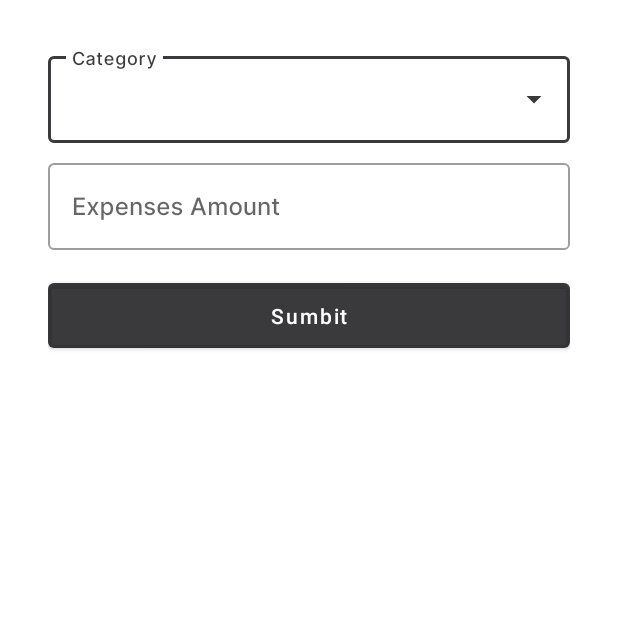
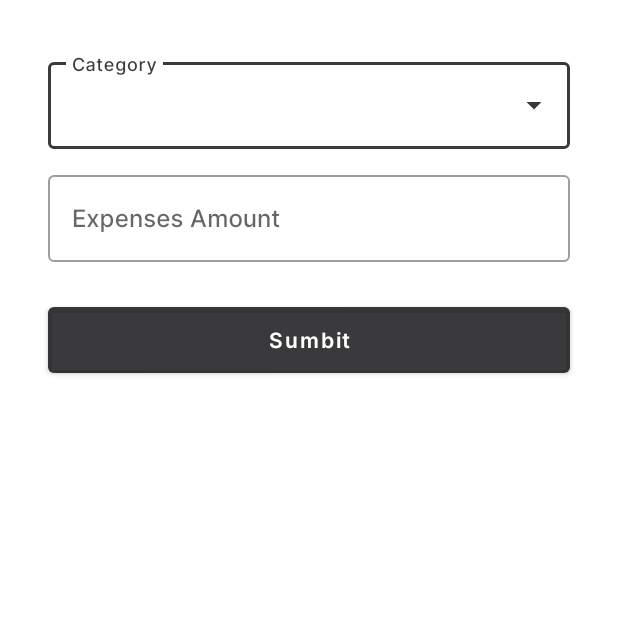
Before and after one commit to hafizhMo/Cuan-Aku, an Android app: the TransactionActivity screen opened directly, with no data from a screen before it, on a phone screen of 412 x 824 dp, the top half of it. Run offline under Robolectric (Android 15) with nearby library versions, the phone set to English and light mode, and no system bars; 2 statements that could not run were skipped.

Commit message:
create request API transaction

```diff
--- a/app/src/main/java/com/hafizhmo/cuanaku/ui/activities/profile/ProfilePresenter.kt
+++ b/app/src/main/java/com/hafizhmo/cuanaku/ui/activities/profile/ProfilePresenter.kt
@@ -9,7 +9,7 @@ import retrofit2.Response
 class ProfilePresenter(private val profileView: ProfileView) {
 
     fun getResponse(id: Int, token: String){
-        val call = ApiClient.apiService.getUserDetail(id, "Bearer $token")
+        val call = ApiClient.apiService.getUserDetail(id, token)
 
         call.enqueue(object : Callback<Auth> {
             override fun onResponse(call: Call<Auth>, response: Response<Auth>) {
--- a/app/src/main/java/com/hafizhmo/cuanaku/ui/fragments/dashboard/DashboardFragment.kt
+++ b/app/src/main/java/com/hafizhmo/cuanaku/ui/fragments/dashboard/DashboardFragment.kt
@@ -57,11 +57,11 @@ class DashboardFragment : Fragment(), DashboardView {
     }
 
     override fun onEmpty(message: String) {
-        Toast.makeText(context, message, Toast.LENGTH_SHORT).show()
+//        Toast.makeText(context, message, Toast.LENGTH_SHORT).show()
     }
 
     override fun onFailed(message: String) {
-        Toast.makeText(context, message, Toast.LENGTH_SHORT).show()
+//        Toast.makeText(context, message, Toast.LENGTH_SHORT).show()
     }
 
 }
--- a/app/src/main/java/com/hafizhmo/cuanaku/ui/fragments/dashboard/DashboardPresenter.kt
+++ b/app/src/main/java/com/hafizhmo/cuanaku/ui/fragments/dashboard/DashboardPresenter.kt
@@ -9,7 +9,7 @@ import retrofit2.Response
 class DashboardPresenter(val dashboardView: DashboardView) {
 
     fun getLatestBudget(id: Int, token: String){
-        val call = ApiClient.apiService.getLatestBudget(id, "Bearer $token")
+        val call = ApiClient.apiService.getLatestBudget(id, token)
 
         call.enqueue(object : Callback<Budgeting>{
             override fun onResponse(call: Call<Budgeting>, response: Response<Budgeting>) {
--- a/app/src/main/java/com/hafizhmo/cuanaku/ui/fragments/history/HistoryView.kt
+++ b/app/src/main/java/com/hafizhmo/cuanaku/ui/fragments/history/HistoryView.kt
@@ -1,10 +1,10 @@
 package com.hafizhmo.cuanaku.ui.fragments.history
 
-import com.hafizhmo.cuanaku.model.Transaction
+import com.hafizhmo.cuanaku.model.Transactions
 
 interface HistoryView {
 
-    fun onSuccess(transactions: Transaction.Transactions, message: String)
+    fun onSuccess(transactions: Transactions.Transactions, message: String)
 
     fun onEmpty(message: String)
 
--- a/app/src/main/java/com/hafizhmo/cuanaku/utils/ApiClient.kt
+++ b/app/src/main/java/com/hafizhmo/cuanaku/utils/ApiClient.kt
@@ -1,6 +1,6 @@
 package com.hafizhmo.cuanaku.utils
 
-import com.hafizhmo.cuanaku.utils.ApiService.Companion.BASE_URL
+import com.hafizhmo.cuanaku.utils.ApiService.Companion.URL_API
 import com.squareup.moshi.Moshi
 import com.squareup.moshi.kotlin.reflect.KotlinJsonAdapterFactory
 import retrofit2.Retrofit
@@ -14,7 +14,7 @@ object ApiClient {
             .build()
 
         Retrofit.Builder()
-            .baseUrl(BASE_URL)
+            .baseUrl(URL_API)
             .addConverterFactory(MoshiConverterFactory.create(moshi))
     }
 
--- a/app/src/main/java/com/hafizhmo/cuanaku/utils/ApiService.kt
+++ b/app/src/main/java/com/hafizhmo/cuanaku/utils/ApiService.kt
@@ -65,20 +65,24 @@ interface ApiService {
     @GET("transaction/{id}")
     fun getAllTransaction(
         @Path("id") userId: Int
-    ): Call<Transaction>
+    ): Call<Transactions>
 
+    @FormUrlEncoded
     @POST("transaction")
     fun createTransaction(
         @Field("amount") amount: Int,
         @Field("category_id") categoryId: Int,
         @Field("user_id") userId: Int,
+        @Header("Authorization") token: String
     ): Call<Transaction>
 
+    @FormUrlEncoded
     @PUT("transaction")
     fun editCurrentTransaction(
         @Field("amount") amount: Int,
         @Field("category_id") categoryId: Int,
-        @Field("id") id: Int
+        @Field("id") id: Int,
+        @Header("Authorization") token: String
     ): Call<Transaction>
 
     @DELETE("transaction/{id}")
@@ -113,6 +117,8 @@ interface ApiService {
     ): Call<Relation>
 
     companion object {
-        const val BASE_URL = "http://192.168.10.106/api/"
+        const val BASE_URL = "http://192.168.10.106"
+        const val URL_API = "${BASE_URL}/api/"
+        const val URL_IMAGE = "${BASE_URL}/storage/"
     }
 }
--- a/app/src/main/java/com/hafizhmo/cuanaku/utils/SharedPref.kt
+++ b/app/src/main/java/com/hafizhmo/cuanaku/utils/SharedPref.kt
@@ -22,7 +22,7 @@ class SharedPref(val context: Context) {
         val editor = sharedPreferences.edit()
         editor.putInt(KEY_ID, id)
         editor.putString(KEY_ROLE, role)
-        editor.putString(KEY_TOKEN, token)
+        editor.putString(KEY_TOKEN, "Bearer $token")
         editor.putBoolean(KEY_IS_LOGGED_IN, true)
         editor.apply()
     }
--- a/app/src/main/res/layout/activity_transaction.xml
+++ b/app/src/main/res/layout/activity_transaction.xml
@@ -5,33 +5,46 @@
     android:layout_width="match_parent"
     android:layout_height="match_parent"
     android:orientation="vertical"
-    android:paddingHorizontal="32dp"
-    android:paddingTop="32dp"
     tools:context=".ui.activities.transaction.TransactionActivity">
 
+    <com.google.android.material.progressindicator.LinearProgressIndicator
+        android:id="@+id/load_progress"
+        android:layout_width="match_parent"
+        android:layout_height="wrap_content"
+        android:indeterminate="true"
+        android:visibility="invisible" />
+
     <com.google.android.material.textfield.TextInputLayout
+        android:id="@+id/category_layout"
         style="@style/Widget.MaterialComponents.TextInputLayout.OutlinedBox.ExposedDropdownMenu"
         android:layout_width="match_parent"
-        app:endIconMode="dropdown_menu"
         android:layout_height="wrap_content"
+        android:layout_marginHorizontal="32dp"
+        android:layout_marginTop="32dp"
         android:fontFamily="@font/inter_semibold"
-        android:hint="@string/hint_category">
+        android:hint="@string/hint_category"
+        app:endIconMode="dropdown_menu">
 
         <com.google.android.material.textfield.MaterialAutoCompleteTextView
+            android:id="@+id/category_input"
             android:layout_width="match_parent"
             android:layout_height="wrap_content"
-            android:fontFamily="@font/inter_medium" />
+            android:fontFamily="@font/inter_medium"
+            android:inputType="none" />
     </com.google.android.material.textfield.TextInputLayout>
 
     <com.google.android.material.textfield.TextInputLayout
+        android:id="@+id/amount_layout"
         style="@style/Widget.MaterialComponents.TextInputLayout.OutlinedBox"
         android:layout_width="match_parent"
         android:layout_height="wrap_content"
-        android:hint="@string/hint_expenses"
+        android:layout_marginHorizontal="32dp"
+        android:layout_marginTop="12dp"
         android:fontFamily="@font/inter_semibold"
-        android:layout_marginTop="8dp">
+        android:hint="@string/hint_expenses">
 
         <com.google.android.material.textfield.TextInputEditText
+            android:id="@+id/amount_input"
             android:layout_width="match_parent"
             android:layout_height="wrap_content"
             android:fontFamily="@font/inter_medium"
@@ -43,7 +56,9 @@
         style="@style/Widget.MaterialComponents.Button"
         android:layout_width="match_parent"
         android:layout_height="wrap_content"
-        android:layout_marginTop="16dp"
+        android:layout_marginHorizontal="32dp"
+        android:layout_marginTop="24dp"
+        android:fontFamily="@font/inter_semibold"
         android:paddingVertical="12dp"
         android:text="@string/text_sumbit"
         android:textAllCaps="false" />
@@ -55,8 +70,8 @@
         android:layout_height="wrap_content"
         android:layout_marginTop="8dp"
         android:paddingVertical="12dp"
-        android:visibility="gone"
         android:text="@string/text_delete"
-        android:textAllCaps="false" />
+        android:textAllCaps="false"
+        android:visibility="gone" />
 
 </LinearLayout>
--- a/app/src/main/res/values/strings.xml
+++ b/app/src/main/res/values/strings.xml
@@ -1,5 +1,5 @@
 <resources>
-    <string name="app_name">Cuan Aku</string>
+    <string name="app_name">E-Sangu</string>
     <string name="fa_icon_areachart">&#xf1fe;</string>
     <string name="fa_icon_piechart">&#xf200;</string>
     <string name="fa_icon_linechart">&#xf201;</string>
```
Also changed, not shown: app/src/main/java/com/hafizhmo/cuanaku/model/Transaction.kt (+2 -10 lines), app/src/main/java/com/hafizhmo/cuanaku/model/Transactions.kt (added, +14 -0 lines), app/src/main/java/com/hafizhmo/cuanaku/ui/activities/transaction/TransactionActivity.kt (+58 -4 lines), app/src/main/java/com/hafizhmo/cuanaku/ui/activities/transaction/TransactionPresenter.kt (+4 -4 lines), app/src/main/java/com/hafizhmo/cuanaku/ui/fragments/history/HistoryFragment.kt (+3 -4 lines), app/src/main/java/com/hafizhmo/cuanaku/ui/fragments/history/HistoryPresenter.kt (+4 -4 lines).
